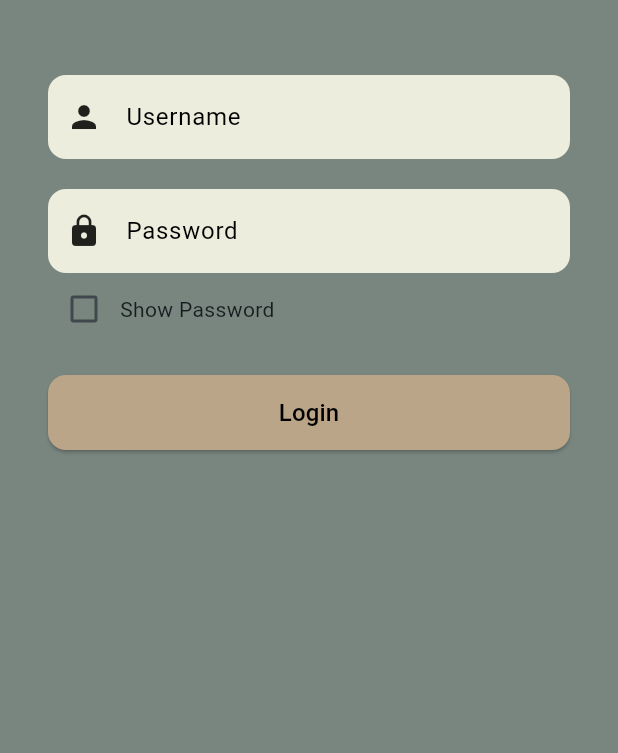
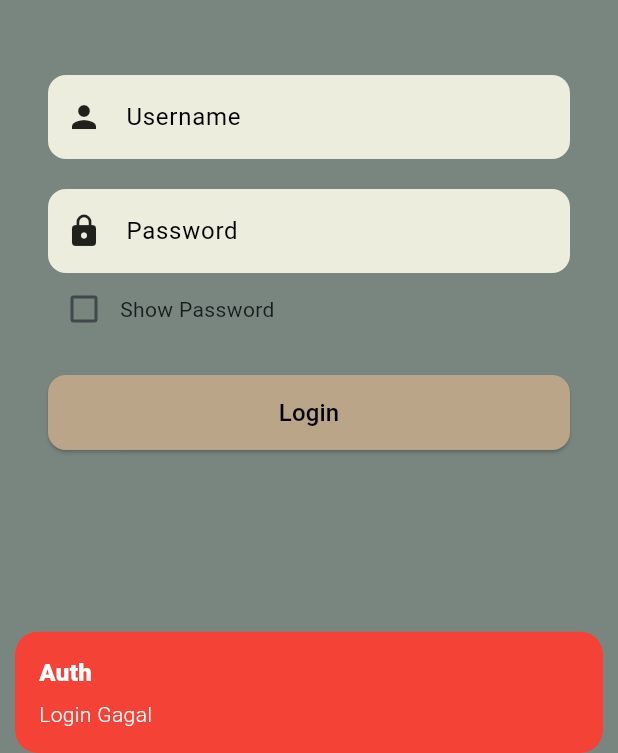
Before and after one commit to ddimadiii/plany, a Flutter app: the screen it shows after launch, after a tap on "Login", on a phone screen of 412 x 824 dp, the part 483-1236 px from its top. Run offline on Flutter 3.47's test engine with Material 3 defaults, Android fonts, the phone set to English and light mode, and no system bars; our stand-ins replace get.

Commit message:
fix/login_page

```diff
--- a/lib/pages/login_page.dart
+++ b/lib/pages/login_page.dart
@@ -1,24 +1,17 @@
 import 'package:flutter/material.dart';
+import 'package:get/get.dart';
 import 'package:plany/widgets/custom_textfield.dart';
+import 'package:plany/controllers/auth_controller.dart';
 
-// LoginPage
-class LoginPage extends StatefulWidget {
-  const LoginPage({super.key});
+class LoginPage extends StatelessWidget {
+  LoginPage({super.key});
 
-  @override
-  State<LoginPage> createState() => _LoginPageState();
-}
-
-class _LoginPageState extends State<LoginPage> {
-  final TextEditingController _usernameController = TextEditingController();
-  final TextEditingController _passwordController = TextEditingController();
-
-  bool _obscurePassword = true;
+  final AuthController authC = Get.put(AuthController());
 
   @override
   Widget build(BuildContext context) {
     return Scaffold(
-      backgroundColor: const Color(0xFF79867F), // abu hijau background
+      backgroundColor: const Color(0xFF79867F),
       body: Center(
         child: SingleChildScrollView(
           child: Padding(
@@ -26,47 +19,37 @@ class _LoginPageState extends State<LoginPage> {
             child: Column(
               mainAxisAlignment: MainAxisAlignment.center,
               children: [
-                // Logo image
-                Image.asset(
-                  "assets/images/logo.png", // ganti sesuai path logo
-                  height: 120,
-                ),
+                Image.asset("assets/images/logo.png", height: 120),
                 const SizedBox(height: 50),
-
-                // Username
                 CustomTextfield(
-                  txtController: _usernameController,
+                  txtController: authC.username,
                   label: "Username",
                   obscureText: false,
                   icon: Icons.person,
                 ),
                 const SizedBox(height: 20),
-
-                // Password
-                CustomTextfield(
-                  txtController: _passwordController,
+                Obx(
+                  () => CustomTextfield(
+                    txtController: authC.password,
                     label: "Password",
-                  obscureText: _obscurePassword,
+                    obscureText: authC.obscurePassword.value,
                     icon: Icons.lock,
                   ),
-
-                // Show password
-                Row(
+                ),
+                Obx(
+                  () => Row(
                     children: [
                       Checkbox(
-                      value: !_obscurePassword,
+                        value: !authC.obscurePassword.value,
                         onChanged: (value) {
-                        setState(() {
-                          _obscurePassword = !value!;
-                        });
+                          authC.obscurePassword.value = !value!;
                         },
                       ),
                       const Text("Show Password"),
                     ],
                   ),
+                ),
                 const SizedBox(height: 20),
-
-                // Login Button
                 SizedBox(
                   width: double.infinity,
                   height: 50,
@@ -78,7 +61,7 @@ class _LoginPageState extends State<LoginPage> {
                       ),
                     ),
                     onPressed: () {
-                      // aksi login
+                      authC.auth();
                     },
                     child: const Text(
                       "Login",
```
Lines whose indentation alone changed are shown as unchanged.
